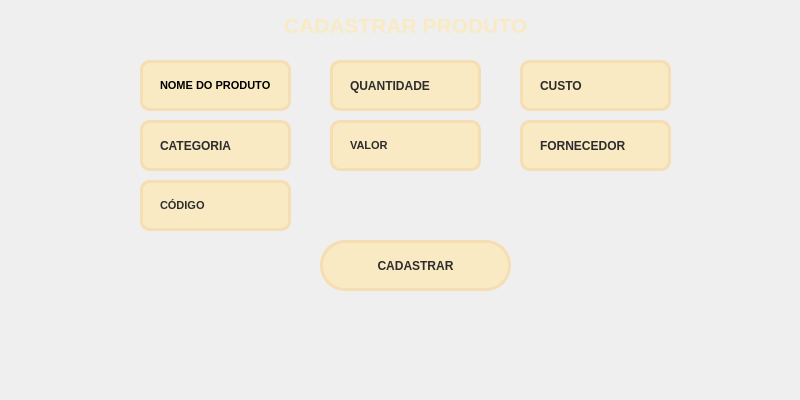
The window that CadProd.ui (leohpmoreira/inventoryManagement) describes before a commit, drawn with Qt 5.
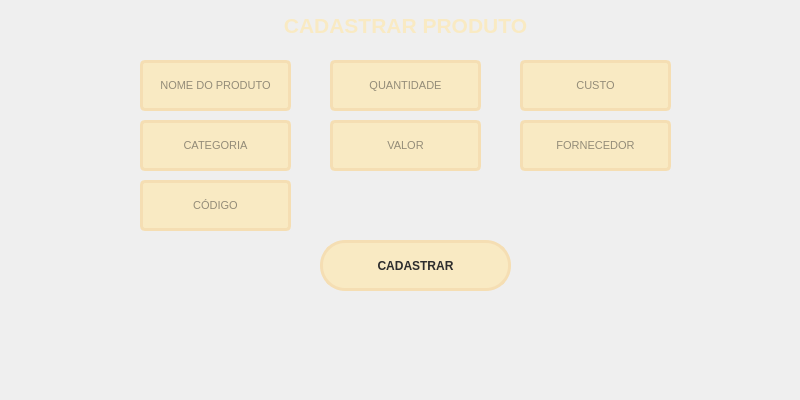
The same window after the commit.

What changed in the file:
```diff
--- a/CadProd.ui
+++ b/CadProd.ui
@@ -13,260 +13,6 @@
   <property name="windowTitle">
    <string>Form</string>
   </property>
-  <widget class="QLineEdit" name="nome">
-   <property name="geometry">
-    <rect>
-     <x>140</x>
-     <y>60</y>
-     <width>151</width>
-     <height>51</height>
-    </rect>
-   </property>
-   <property name="font">
-    <font>
-     <family>Segoe UI</family>
-     <pointsize>8</pointsize>
-     <weight>75</weight>
-     <bold>true</bold>
-    </font>
-   </property>
-   <property name="styleSheet">
-    <string notr="true">QLineEdit {
-	border: 3px solid rgb(245, 222, 179);
-	border-radius: 10px;
-	padding: 15px;
-	background-color:rgb(249, 234, 195);
-}
-QLineEdit:hover {
-	border: 3px solid rgb(55, 55, 55);
-}
-QLineEdit:focus {
-	border: 3px solid rgb(135, 206, 250);
-	color: rgb(45, 45, 45);
-}</string>
-   </property>
-   <property name="text">
-    <string>NOME DO PRODUTO</string>
-   </property>
-  </widget>
-  <widget class="QLineEdit" name="valor_2">
-   <property name="geometry">
-    <rect>
-     <x>140</x>
-     <y>180</y>
-     <width>151</width>
-     <height>51</height>
-    </rect>
-   </property>
-   <property name="font">
-    <font>
-     <family>Segoe UI</family>
-     <pointsize>8</pointsize>
-     <weight>75</weight>
-     <bold>true</bold>
-    </font>
-   </property>
-   <property name="styleSheet">
-    <string notr="true">QLineEdit {
-	border: 3px solid rgb(245, 222, 179);
-	border-radius: 10px;
-	padding: 15px;
-	background-color:rgb(249, 234, 195);
-	color: rgb(45, 45, 45);
-}
-QLineEdit:hover {
-	border: 3px solid rgb(55, 55, 55);
-}
-QLineEdit:focus {
-	border: 3px solid rgb(135, 206, 250);
-	color: rgb(45, 45, 45);
-}</string>
-   </property>
-   <property name="text">
-    <string>CÓDIGO</string>
-   </property>
-  </widget>
-  <widget class="QLineEdit" name="categoria">
-   <property name="geometry">
-    <rect>
-     <x>140</x>
-     <y>120</y>
-     <width>151</width>
-     <height>51</height>
-    </rect>
-   </property>
-   <property name="font">
-    <font>
-     <family>Segoe UI</family>
-     <weight>75</weight>
-     <bold>true</bold>
-    </font>
-   </property>
-   <property name="styleSheet">
-    <string notr="true">QLineEdit {
-	border: 3px solid rgb(245, 222, 179);
-	border-radius: 10px;
-	padding: 15px;
-	background-color:rgb(249, 234, 195);
-	color: rgb(45, 45, 45);
-}
-QLineEdit:hover {
-	border: 3px solid rgb(55, 55, 55);
-}
-QLineEdit:focus {
-	border: 3px solid rgb(135, 206, 250);
-	color: rgb(45, 45, 45);
-}</string>
-   </property>
-   <property name="text">
-    <string>CATEGORIA</string>
-   </property>
-  </widget>
-  <widget class="QLineEdit" name="quantidade">
-   <property name="geometry">
-    <rect>
-     <x>330</x>
-     <y>60</y>
-     <width>151</width>
-     <height>51</height>
-    </rect>
-   </property>
-   <property name="font">
-    <font>
-     <family>Segoe UI</family>
-     <weight>75</weight>
-     <bold>true</bold>
-    </font>
-   </property>
-   <property name="styleSheet">
-    <string notr="true">QLineEdit {
-	border: 3px solid rgb(245, 222, 179);
-	border-radius: 10px;
-	padding: 15px;
-	background-color:rgb(249, 234, 195);
-	color: rgb(45, 45, 45);
-}
-QLineEdit:hover {
-	border: 3px solid rgb(55, 55, 55);
-}
-QLineEdit:focus {
-	border: 3px solid rgb(135, 206, 250);
-	color: rgb(45, 45, 45);
-}</string>
-   </property>
-   <property name="text">
-    <string>QUANTIDADE</string>
-   </property>
-  </widget>
-  <widget class="QLineEdit" name="valor">
-   <property name="geometry">
-    <rect>
-     <x>330</x>
-     <y>120</y>
-     <width>151</width>
-     <height>51</height>
-    </rect>
-   </property>
-   <property name="font">
-    <font>
-     <family>Segoe UI</family>
-     <pointsize>8</pointsize>
-     <weight>75</weight>
-     <bold>true</bold>
-    </font>
-   </property>
-   <property name="styleSheet">
-    <string notr="true">QLineEdit {
-	border: 3px solid rgb(245, 222, 179);
-	border-radius: 10px;
-	padding: 15px;
-	background-color:rgb(249, 234, 195);
-	color: rgb(45, 45, 45);
-}
-QLineEdit:hover {
-	border: 3px solid rgb(55, 55, 55);
-}
-QLineEdit:focus {
-	border: 3px solid rgb(135, 206, 250);
-	color: rgb(45, 45, 45);
-}</string>
-   </property>
-   <property name="text">
-    <string>VALOR</string>
-   </property>
-  </widget>
-  <widget class="QLineEdit" name="custo">
-   <property name="geometry">
-    <rect>
-     <x>520</x>
-     <y>60</y>
-     <width>151</width>
-     <height>51</height>
-    </rect>
-   </property>
-   <property name="font">
-    <font>
-     <family>Segoe UI</family>
-     <weight>75</weight>
-     <bold>true</bold>
-    </font>
-   </property>
-   <property name="styleSheet">
-    <string notr="true">QLineEdit {
-	border: 3px solid rgb(245, 222, 179);
-	border-radius: 10px;
-	padding: 15px;
-	background-color:rgb(249, 234, 195);
-	color: rgb(45, 45, 45);
-}
-QLineEdit:hover {
-	border: 3px solid rgb(55, 55, 55);
-}
-QLineEdit:focus {
-	border: 3px solid rgb(135, 206, 250);
-	color: rgb(45, 45, 45);
-}</string>
-   </property>
-   <property name="text">
-    <string>CUSTO</string>
-   </property>
-  </widget>
-  <widget class="QLineEdit" name="fornecedor">
-   <property name="geometry">
-    <rect>
-     <x>520</x>
-     <y>120</y>
-     <width>151</width>
-     <height>51</height>
-    </rect>
-   </property>
-   <property name="font">
-    <font>
-     <family>Segoe UI</family>
-     <weight>75</weight>
-     <bold>true</bold>
-    </font>
-   </property>
-   <property name="styleSheet">
-    <string notr="true">QLineEdit {
-	border: 3px solid rgb(245, 222, 179);
-	border-radius: 10px;
-	padding: 15px;
-	background-color:rgb(249, 234, 195);
-	color: rgb(45, 45, 45);
-}
-QLineEdit:hover {
-	border: 3px solid rgb(55, 55, 55);
-}
-QLineEdit:focus {
-	border: 3px solid rgb(135, 206, 250);
-	color: rgb(45, 45, 45);
-}</string>
-   </property>
-   <property name="text">
-    <string>FORNECEDOR</string>
-   </property>
-  </widget>
   <widget class="QPushButton" name="pushButton_2">
    <property name="geometry">
     <rect>
@@ -329,6 +75,307 @@
     <set>Qt::AlignCenter</set>
    </property>
   </widget>
+  <widget class="QLineEdit" name="nome">
+   <property name="geometry">
+    <rect>
+     <x>140</x>
+     <y>60</y>
+     <width>151</width>
+     <height>51</height>
+    </rect>
+   </property>
+   <property name="font">
+    <font>
+     <family>Segoe UI</family>
+     <pointsize>8</pointsize>
+     <weight>50</weight>
+     <bold>false</bold>
+    </font>
+   </property>
+   <property name="styleSheet">
+    <string notr="true">QLineEdit {
+	border: 3px solid rgb(245, 222, 179);
+	border-radius: 5px;
+	padding: 15px;
+	background-color:rgb(249, 234, 195);
+	color: rgb(45, 45, 45);
+}
+QLineEdit:hover {
+	border: 3px solid rgb(55, 55, 55);
+}
+QLineEdit:focus {
+	border: 3px solid rgb(135, 206, 250);
+	color: rgb(45, 45, 45);
+}</string>
+   </property>
+   <property name="maxLength">
+    <number>45</number>
+   </property>
+   <property name="alignment">
+    <set>Qt::AlignCenter</set>
+   </property>
+   <property name="placeholderText">
+    <string>NOME DO PRODUTO</string>
+   </property>
+  </widget>
+  <widget class="QLineEdit" name="categoria">
+   <property name="geometry">
+    <rect>
+     <x>140</x>
+     <y>120</y>
+     <width>151</width>
+     <height>51</height>
+    </rect>
+   </property>
+   <property name="font">
+    <font>
+     <family>Segoe UI</family>
+     <pointsize>8</pointsize>
+     <weight>50</weight>
+     <bold>false</bold>
+    </font>
+   </property>
+   <property name="styleSheet">
+    <string notr="true">QLineEdit {
+	border: 3px solid rgb(245, 222, 179);
+	border-radius: 5px;
+	padding: 15px;
+	background-color:rgb(249, 234, 195);
+	color: rgb(45, 45, 45);
+}
+QLineEdit:hover {
+	border: 3px solid rgb(55, 55, 55);
+}
+QLineEdit:focus {
+	border: 3px solid rgb(135, 206, 250);
+	color: rgb(45, 45, 45);
+}</string>
+   </property>
+   <property name="maxLength">
+    <number>45</number>
+   </property>
+   <property name="alignment">
+    <set>Qt::AlignCenter</set>
+   </property>
+   <property name="placeholderText">
+    <string>CATEGORIA</string>
+   </property>
+  </widget>
+  <widget class="QLineEdit" name="valor_2">
+   <property name="geometry">
+    <rect>
+     <x>140</x>
+     <y>180</y>
+     <width>151</width>
+     <height>51</height>
+    </rect>
+   </property>
+   <property name="font">
+    <font>
+     <family>Segoe UI</family>
+     <pointsize>8</pointsize>
+     <weight>50</weight>
+     <bold>false</bold>
+    </font>
+   </property>
+   <property name="styleSheet">
+    <string notr="true">QLineEdit {
+	border: 3px solid rgb(245, 222, 179);
+	border-radius: 5px;
+	padding: 15px;
+	background-color:rgb(249, 234, 195);
+	color: rgb(45, 45, 45);
+}
+QLineEdit:hover {
+	border: 3px solid rgb(55, 55, 55);
+}
+QLineEdit:focus {
+	border: 3px solid rgb(135, 206, 250);
+	color: rgb(45, 45, 45);
+}</string>
+   </property>
+   <property name="maxLength">
+    <number>45</number>
+   </property>
+   <property name="alignment">
+    <set>Qt::AlignCenter</set>
+   </property>
+   <property name="placeholderText">
+    <string>CÓDIGO</string>
+   </property>
+  </widget>
+  <widget class="QLineEdit" name="quantidade">
+   <property name="geometry">
+    <rect>
+     <x>330</x>
+     <y>60</y>
+     <width>151</width>
+     <height>51</height>
+    </rect>
+   </property>
+   <property name="font">
+    <font>
+     <family>Segoe UI</family>
+     <pointsize>8</pointsize>
+     <weight>50</weight>
+     <bold>false</bold>
+    </font>
+   </property>
+   <property name="styleSheet">
+    <string notr="true">QLineEdit {
+	border: 3px solid rgb(245, 222, 179);
+	border-radius: 5px;
+	padding: 15px;
+	background-color:rgb(249, 234, 195);
+	color: rgb(45, 45, 45);
+}
+QLineEdit:hover {
+	border: 3px solid rgb(55, 55, 55);
+}
+QLineEdit:focus {
+	border: 3px solid rgb(135, 206, 250);
+	color: rgb(45, 45, 45);
+}</string>
+   </property>
+   <property name="maxLength">
+    <number>45</number>
+   </property>
+   <property name="alignment">
+    <set>Qt::AlignCenter</set>
+   </property>
+   <property name="placeholderText">
+    <string>QUANTIDADE</string>
+   </property>
+  </widget>
+  <widget class="QLineEdit" name="valor">
+   <property name="geometry">
+    <rect>
+     <x>330</x>
+     <y>120</y>
+     <width>151</width>
+     <height>51</height>
+    </rect>
+   </property>
+   <property name="font">
+    <font>
+     <family>Segoe UI</family>
+     <pointsize>8</pointsize>
+     <weight>50</weight>
+     <bold>false</bold>
+    </font>
+   </property>
+   <property name="styleSheet">
+    <string notr="true">QLineEdit {
+	border: 3px solid rgb(245, 222, 179);
+	border-radius: 5px;
+	padding: 15px;
+	background-color:rgb(249, 234, 195);
+	color: rgb(45, 45, 45);
+}
+QLineEdit:hover {
+	border: 3px solid rgb(55, 55, 55);
+}
+QLineEdit:focus {
+	border: 3px solid rgb(135, 206, 250);
+	color: rgb(45, 45, 45);
+}</string>
+   </property>
+   <property name="maxLength">
+    <number>45</number>
+   </property>
+   <property name="alignment">
+    <set>Qt::AlignCenter</set>
+   </property>
+   <property name="placeholderText">
+    <string>VALOR</string>
+   </property>
+  </widget>
+  <widget class="QLineEdit" name="custo">
+   <property name="geometry">
+    <rect>
+     <x>520</x>
+     <y>60</y>
+     <width>151</width>
+     <height>51</height>
+    </rect>
+   </property>
+   <property name="font">
+    <font>
+     <family>Segoe UI</family>
+     <pointsize>8</pointsize>
+     <weight>50</weight>
+     <bold>false</bold>
+    </font>
+   </property>
+   <property name="styleSheet">
+    <string notr="true">QLineEdit {
+	border: 3px solid rgb(245, 222, 179);
+	border-radius: 5px;
+	padding: 15px;
+	background-color:rgb(249, 234, 195);
+	color: rgb(45, 45, 45);
+}
+QLineEdit:hover {
+	border: 3px solid rgb(55, 55, 55);
+}
+QLineEdit:focus {
+	border: 3px solid rgb(135, 206, 250);
+	color: rgb(45, 45, 45);
+}</string>
+   </property>
+   <property name="maxLength">
+    <number>45</number>
+   </property>
+   <property name="alignment">
+    <set>Qt::AlignCenter</set>
+   </property>
+   <property name="placeholderText">
+    <string>CUSTO</string>
+   </property>
+  </widget>
+  <widget class="QLineEdit" name="nome_2">
+   <property name="geometry">
+    <rect>
+     <x>520</x>
+     <y>120</y>
+     <width>151</width>
+     <height>51</height>
+    </rect>
+   </property>
+   <property name="font">
+    <font>
+     <family>Segoe UI</family>
+     <pointsize>8</pointsize>
+     <weight>50</weight>
+     <bold>false</bold>
+    </font>
+   </property>
+   <property name="styleSheet">
+    <string notr="true">QLineEdit {
+	border: 3px solid rgb(245, 222, 179);
+	border-radius: 5px;
+	padding: 15px;
+	background-color:rgb(249, 234, 195);
+	color: rgb(45, 45, 45);
+}
+QLineEdit:hover {
+	border: 3px solid rgb(55, 55, 55);
+}
+QLineEdit:focus {
+	border: 3px solid rgb(135, 206, 250);
+	color: rgb(45, 45, 45);
+}</string>
+   </property>
+   <property name="maxLength">
+    <number>45</number>
+   </property>
+   <property name="alignment">
+    <set>Qt::AlignCenter</set>
+   </property>
+   <property name="placeholderText">
+    <string>FORNECEDOR</string>
+   </property>
+  </widget>
  </widget>
  <resources/>
  <connections/>
```
